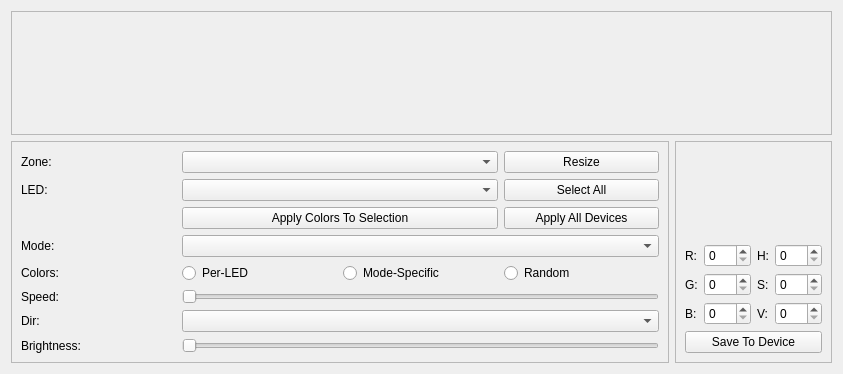
Old version of the form qt/OpenRGBDevicePage.ui in the repository CalcProgrammer1/OpenRGB.
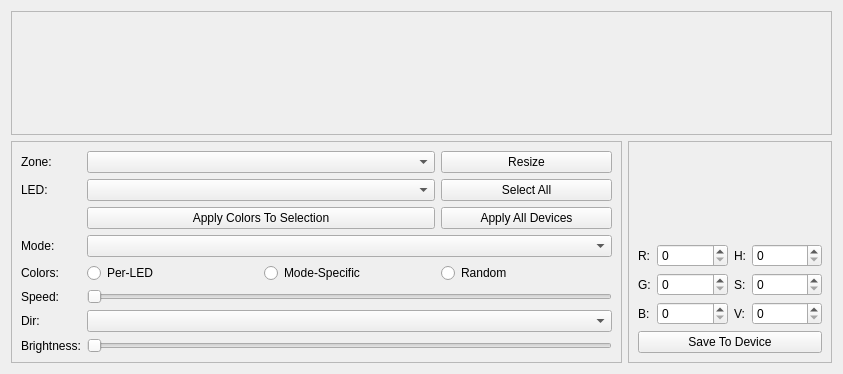
New version of the form. Custom widgets are drawn as their Qt base class.

Commit message: Fixed column stretch to maintain ui ratio

```diff
--- a/qt/OpenRGBDevicePage.ui
+++ b/qt/OpenRGBDevicePage.ui
@@ -13,7 +13,7 @@
   <property name="windowTitle">
    <string>Device page</string>
   </property>
-  <layout class="QGridLayout" name="gridLayout" rowstretch="0,0" columnstretch="2,0">
+  <layout class="QGridLayout" name="gridLayout" rowstretch="0,0" columnstretch="3,1">
    <item row="1" column="1">
     <widget class="QFrame" name="frame_2">
      <property name="sizePolicy">
@@ -184,7 +184,7 @@
      <property name="frameShadow">
       <enum>QFrame::Sunken</enum>
      </property>
-     <layout class="QGridLayout" name="gridLayout_2" columnstretch="0,0,0,0">
+     <layout class="QGridLayout" name="gridLayout_2" columnstretch="0,1,1,1">
       <item row="5" column="0">
        <widget class="QLabel" name="SpeedLabel">
         <property name="text">
```
